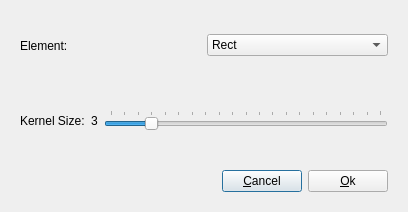
First picture: the form in VideoPlayer/ErosionDialog.ui, repository wzpan/Qt_Toys, before the edit.
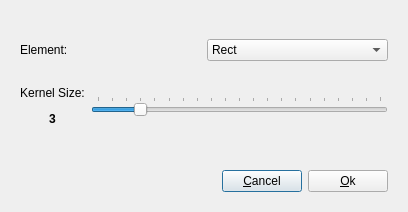
Second picture: the form after the edit.

Patch:
```diff
--- a/VideoPlayer/ErosionDialog.ui
+++ b/VideoPlayer/ErosionDialog.ui
@@ -23,12 +23,18 @@
    <item>
     <layout class="QVBoxLayout" name="verticalLayout">
      <item>
-      <widget class="QWidget" name="elementWidget" native="true">
-       <layout class="QHBoxLayout" name="horizontalLayout_5">
-        <item>
+      <widget class="QWidget" name="widget" native="true">
+       <layout class="QGridLayout" name="gridLayout">
+        <item row="0" column="0">
          <layout class="QHBoxLayout" name="horizontalLayout_2">
           <item>
            <widget class="QLabel" name="label_2">
+            <property name="sizePolicy">
+             <sizepolicy hsizetype="Preferred" vsizetype="Preferred">
+              <horstretch>0</horstretch>
+              <verstretch>0</verstretch>
+             </sizepolicy>
+            </property>
             <property name="text">
              <string>Element:</string>
             </property>
@@ -36,6 +42,12 @@
           </item>
           <item>
            <widget class="QComboBox" name="comboElement">
+            <property name="sizePolicy">
+             <sizepolicy hsizetype="Preferred" vsizetype="Fixed">
+              <horstretch>0</horstretch>
+              <verstretch>0</verstretch>
+             </sizepolicy>
+            </property>
             <item>
              <property name="text">
               <string>Rect</string>
@@ -55,25 +67,21 @@
           </item>
          </layout>
         </item>
-       </layout>
-      </widget>
-     </item>
-     <item>
-      <widget class="QWidget" name="kernelWidget" native="true">
-       <layout class="QHBoxLayout" name="horizontalLayout_6">
-        <item>
+        <item row="1" column="0">
          <layout class="QHBoxLayout" name="horizontalLayout_3">
-          <item>
-           <widget class="QLabel" name="label_3">
-            <property name="text">
-             <string>Kernel Size:</string>
-            </property>
-           </widget>
-          </item>
           <item>
            <widget class="QLabel" name="sizeLabel">
+            <property name="sizePolicy">
+             <sizepolicy hsizetype="Preferred" vsizetype="Fixed">
+              <horstretch>0</horstretch>
+              <verstretch>0</verstretch>
+             </sizepolicy>
+            </property>
             <property name="text">
-             <string>3</string>
+             <string>&lt;html&gt;&lt;head/&gt;&lt;body&gt;&lt;p&gt;Kernel Size:&lt;/p&gt;&lt;p&gt;&lt;span style=&quot; font-weight:600;&quot;&gt;3&lt;/span&gt;&lt;/p&gt;&lt;/body&gt;&lt;/html&gt;</string>
+            </property>
+            <property name="alignment">
+             <set>Qt::AlignCenter</set>
             </property>
            </widget>
           </item>
```
Left out of the diff: 3 changed lines with no effect on the pictures.
